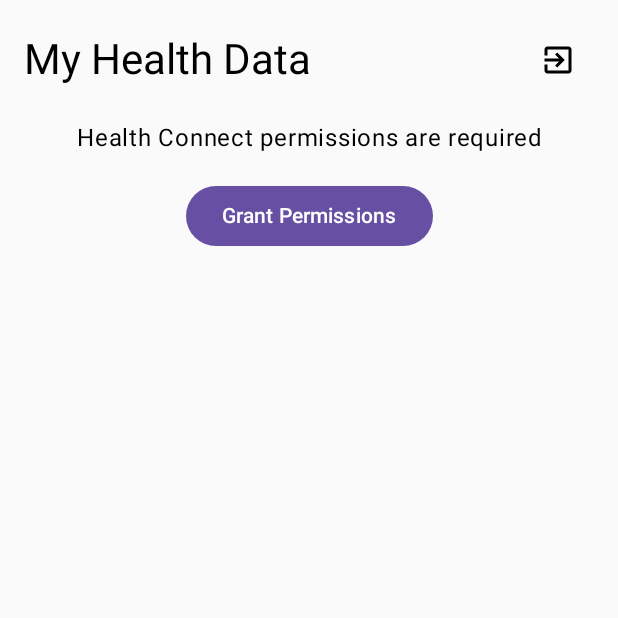
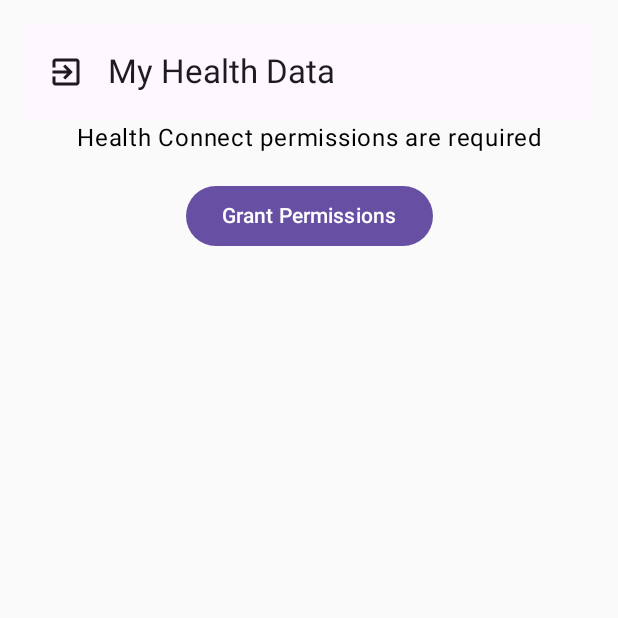
Before and after one commit to arafat4693/Health_App_Kotlin_Firebase, an Android app built with Jetpack Compose: the HomeScreen screen opened through its navigation route, on a phone screen of 412 x 824 dp, the top half of it. Run offline under Robolectric (Android 15) with nearby library versions, the phone set to English and light mode, and no system bars; our stand-ins replace Dagger/Hilt's generated code, Firebase (no records; nobody signed in at launch, a user with empty details on screens opened directly); libraries missing offline, so code that uses them is left out: androidx.health.connect; 4 statements that could not run were skipped.

Commit message:
Fixed the logout functionality

```diff
--- a/app/src/main/java/com/example/myhealth/viewModels/AuthenticationViewModel.kt
+++ b/app/src/main/java/com/example/myhealth/viewModels/AuthenticationViewModel.kt
@@ -42,8 +42,9 @@ class AuthenticationViewModel @Inject constructor(
             }
     }
 
-    fun logout() {
+    fun logout(onSuccess: () -> Unit) {
         firebaseAuth.signOut()
         isUserLoggedIn.value = false
+        onSuccess()
     }
 }
--- a/app/src/main/java/com/example/myhealth/views/AppNavigation.kt
+++ b/app/src/main/java/com/example/myhealth/views/AppNavigation.kt
@@ -42,7 +42,7 @@ fun AppNavigation(viewModel: AuthenticationViewModel) {
             )
         }
         composable(Screen.Home.route) {
-            HomeScreen(authViewModel = viewModel, toGoalsSettings = { navController.navigate(Screen.Goals.route) })
+            HomeScreen(authViewModel = viewModel, toGoalsSettings = { navController.navigate(Screen.Goals.route) }, onLogOutSuccess = { navController.navigate(Screen.Login.route) { popUpTo(0) { inclusive = true } } })
         }
 
         composable(Screen.Goals.route) {
--- a/app/src/main/java/com/example/myhealth/views/HomeScreen.kt
+++ b/app/src/main/java/com/example/myhealth/views/HomeScreen.kt
@@ -12,15 +12,18 @@ import androidx.compose.foundation.layout.padding
 import androidx.compose.foundation.lazy.LazyColumn
 import androidx.compose.foundation.lazy.items
 import androidx.compose.material.icons.Icons
+import androidx.compose.material.icons.automirrored.filled.ArrowBack
 import androidx.compose.material.icons.automirrored.filled.ExitToApp
 import androidx.compose.material3.Button
 import androidx.compose.material3.Card
 import androidx.compose.material3.CardDefaults
 import androidx.compose.material3.CircularProgressIndicator
+import androidx.compose.material3.ExperimentalMaterial3Api
 import androidx.compose.material3.Icon
 import androidx.compose.material3.IconButton
 import androidx.compose.material3.MaterialTheme
 import androidx.compose.material3.Text
+import androidx.compose.material3.TopAppBar
 import androidx.compose.runtime.Composable
 import androidx.compose.runtime.LaunchedEffect
 import androidx.compose.runtime.collectAsState
@@ -37,11 +40,13 @@ import com.example.myhealth.viewModels.HealthViewModel
 import com.google.firebase.BuildConfig
 import kotlin.math.roundToInt
 
+@OptIn(ExperimentalMaterial3Api::class)
 @Composable
 fun HomeScreen(
     viewModel: HealthViewModel = hiltViewModel(),
     authViewModel: AuthenticationViewModel,
-    toGoalsSettings: () -> Unit
+    toGoalsSettings: () -> Unit,
+    onLogOutSuccess: () -> Unit,
 ) {
     val healthData by viewModel.healthData.collectAsState()
     val permissionsGranted by viewModel.permissionsGranted.collectAsState()
@@ -57,22 +62,14 @@ fun HomeScreen(
             .fillMaxSize()
             .padding(16.dp)
     ) {
-        // Top Bar
-        Row(
-            modifier = Modifier
-                .fillMaxWidth()
-                .padding(bottom = 16.dp),
-            horizontalArrangement = Arrangement.SpaceBetween,
-            verticalAlignment = Alignment.CenterVertically
-        ) {
-            Text(
-                text = "My Health Data",
-                style = MaterialTheme.typography.headlineMedium
-            )
-            IconButton (onClick = { authViewModel.logout() }) {
-                Icon(Icons.AutoMirrored.Filled.ExitToApp, "Logout")
+        TopAppBar(
+            title = { Text("My Health Data") },
+            navigationIcon = {
+                IconButton(onClick = { authViewModel.logout(onLogOutSuccess) }) {
+                    Icon(Icons.AutoMirrored.Filled.ExitToApp, "Logout")
+                }
             }
-        }
+        )
 
         if (isLoading) {
             CircularProgressIndicator(
```
